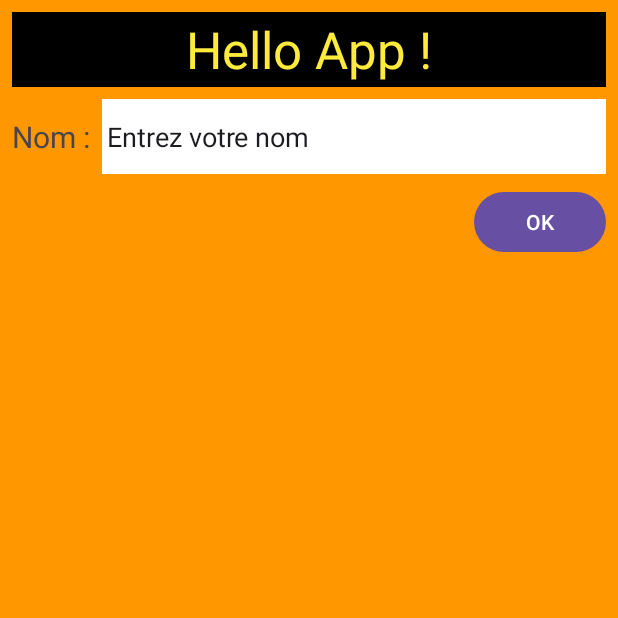
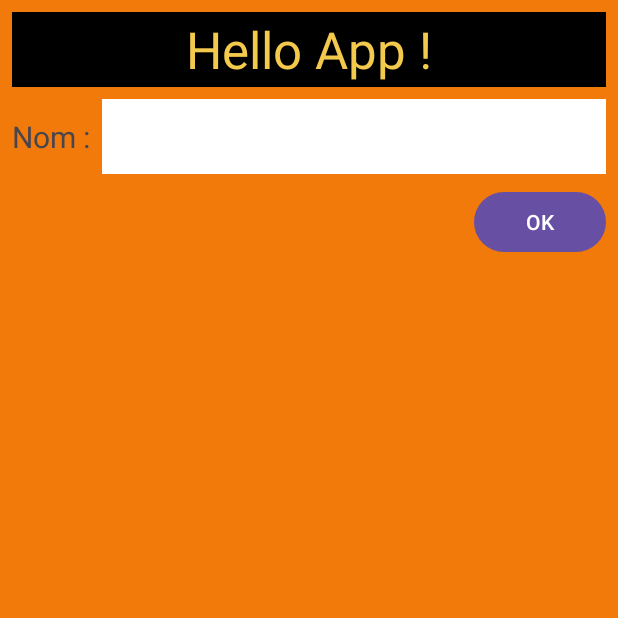
Before and after one commit to EDPMR2024/ex1, an Android app: the screen it shows after launch (MainActivity), on a phone screen of 412 x 824 dp, the top half of it. Run offline under Robolectric (Android 15) with nearby library versions, the phone set to English and light mode, and no system bars.

Commit message:
v4 : ajout d'un logo à partir d'une image vectorielle

```diff
--- a/app/src/main/AndroidManifest.xml
+++ b/app/src/main/AndroidManifest.xml
@@ -6,9 +6,9 @@
         android:allowBackup="true"
         android:dataExtractionRules="@xml/data_extraction_rules"
         android:fullBackupContent="@xml/backup_rules"
-        android:icon="@mipmap/ic_launcher"
+        android:icon="@mipmap/pmr_logo"
         android:label="@string/app_name"
-        android:roundIcon="@mipmap/ic_launcher_round"
+        android:roundIcon="@mipmap/pmr_logo_round"
         android:supportsRtl="true"
         android:theme="@style/Theme.Ex1"
         tools:targetApi="31">
--- a/app/src/main/res/layout/activity_main.xml
+++ b/app/src/main/res/layout/activity_main.xml
@@ -5,7 +5,7 @@
     android:id="@+id/main"
     android:layout_width="match_parent"
     android:layout_height="match_parent"
-    android:background="#FF9800"
+    android:background="?android:attr/colorActivatedHighlight"
     tools:context=".MainActivity">
 
     <TextView
@@ -18,8 +18,8 @@
         android:height="50dp"
         android:background="#000000"
         android:gravity="center"
-        android:text="Hello App !"
-        android:textColor="#FFEB3B"
+        android:text="@string/helloapp"
+        android:textColor="@color/jaune"
         android:textSize="34sp"
         app:layout_constraintEnd_toEndOf="parent"
         app:layout_constraintStart_toStartOf="parent"
@@ -32,7 +32,7 @@
         android:layout_marginStart="8dp"
         android:layout_marginTop="8dp"
         android:gravity="center"
-        android:text="Nom :"
+        android:text="@string/nom"
         android:textSize="20sp"
         app:layout_constraintBottom_toBottomOf="@+id/editTextText"
         app:layout_constraintStart_toStartOf="parent"
@@ -49,10 +49,11 @@
         android:ems="10"
         android:inputType="text"
         android:padding="3dp"
-        android:text="Entrez votre nom"
+        android:text=""
         app:layout_constraintEnd_toEndOf="parent"
         app:layout_constraintStart_toEndOf="@+id/textView2"
-        app:layout_constraintTop_toBottomOf="@+id/textView" />
+        app:layout_constraintTop_toBottomOf="@+id/textView"
+        android:autofillHints="@string/entrez_votre_nom" />
 
     <Button
         android:id="@+id/button"
@@ -60,7 +61,7 @@
         android:layout_height="wrap_content"
         android:layout_marginTop="8dp"
         android:layout_marginEnd="8dp"
-        android:text="OK"
+        android:text="@string/ok"
         app:layout_constraintEnd_toEndOf="parent"
         app:layout_constraintTop_toBottomOf="@+id/editTextText" />
 </androidx.constraintlayout.widget.ConstraintLayout>
--- a/app/src/main/res/values/colors.xml
+++ b/app/src/main/res/values/colors.xml
@@ -2,4 +2,5 @@
 <resources>
     <color name="black">#FF000000</color>
     <color name="white">#FFFFFFFF</color>
+    <color name="jaune">#F4CA4D</color>
 </resources>
--- a/app/src/main/res/values/strings.xml
+++ b/app/src/main/res/values/strings.xml
@@ -1,3 +1,7 @@
 <resources>
     <string name="app_name">Ex1</string>
+    <string name="helloapp">Hello App !</string>
+    <string name="nom">Nom :</string>
+    <string name="entrez_votre_nom">Entrez votre nom</string>
+    <string name="ok">OK</string>
 </resources>
```
